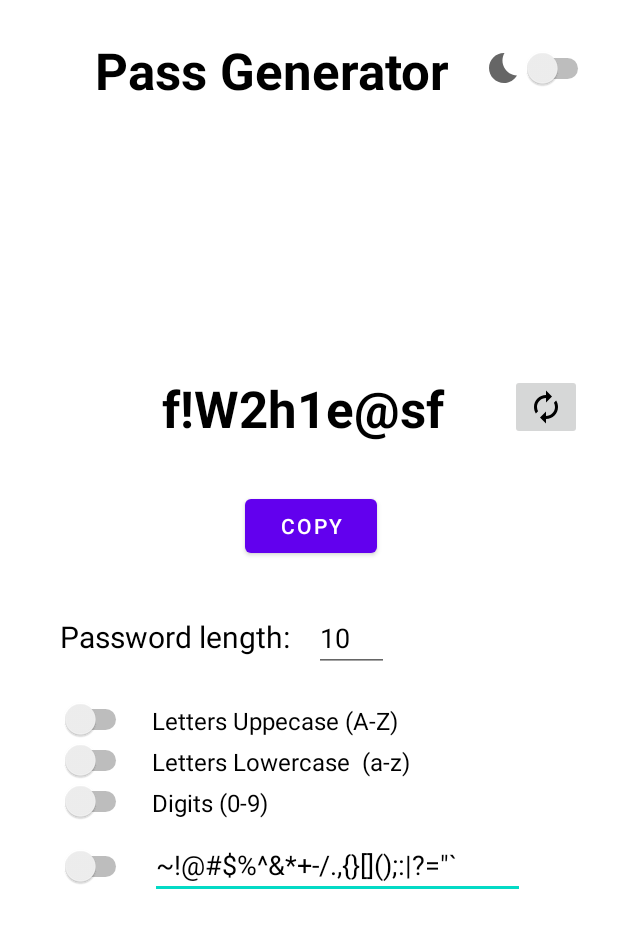
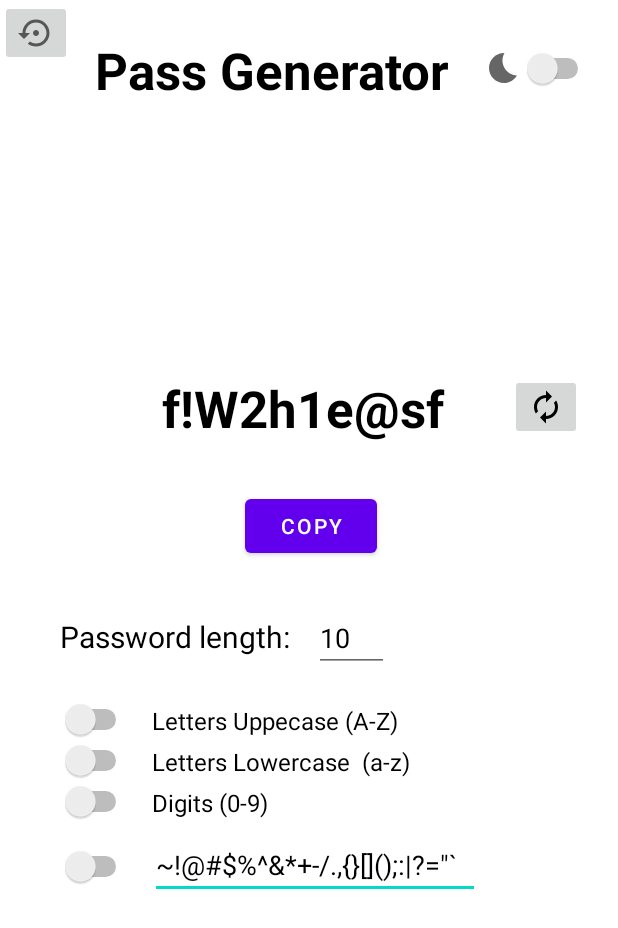
Before and after one commit to gustavodahora/pass-generator, an Android app: the layout activity_main.xml on its own in the app's theme, with its tools: preview values and no code run, on a phone screen of 412 x 824 dp. Shown: the top 928 px of the screen. Run offline under Robolectric (Android 15) with nearby library versions, the phone set to English and light mode, and no system bars.

Commit message:
Adding a function for special characters

```diff
--- /dev/null
+++ b/app/src/main/res/drawable/ic_baseline_settings_backup_restore_24.xml
@@ -0,0 +1,10 @@
+<vector xmlns:android="http://schemas.android.com/apk/res/android"
+    android:width="24dp"
+    android:height="24dp"
+    android:viewportWidth="24"
+    android:viewportHeight="24"
+    android:tint="?attr/colorControlNormal">
+  <path
+      android:fillColor="@android:color/white"
+      android:pathData="M14,12c0,-1.1 -0.9,-2 -2,-2s-2,0.9 -2,2 0.9,2 2,2 2,-0.9 2,-2zM12,3c-4.97,0 -9,4.03 -9,9L0,12l4,4 4,-4L5,12c0,-3.87 3.13,-7 7,-7s7,3.13 7,7 -3.13,7 -7,7c-1.51,0 -2.91,-0.49 -4.06,-1.3l-1.42,1.44C8.04,20.3 9.94,21 12,21c4.97,0 9,-4.03 9,-9s-4.03,-9 -9,-9z"/>
+</vector>
--- a/app/src/main/res/layout/activity_main.xml
+++ b/app/src/main/res/layout/activity_main.xml
@@ -100,7 +100,7 @@
         app:layout_constraintTop_toBottomOf="@+id/switchLower" />
 
     <Switch
-        android:id="@+id/switch5"
+        android:id="@+id/switchSpecial"
         android:layout_width="wrap_content"
         android:layout_height="wrap_content"
         android:layout_marginStart="40dp"
@@ -149,8 +149,8 @@
         app:layout_constraintTop_toTopOf="@+id/switchDigits" />
 
     <EditText
-        android:id="@+id/editTextTextPersonName"
-        android:layout_width="250dp"
+        android:id="@+id/special"
+        android:layout_width="220dp"
         android:layout_height="wrap_content"
         android:layout_marginStart="12dp"
         android:layout_marginLeft="12dp"
@@ -158,7 +158,7 @@
         android:ems="10"
         android:inputType="textPersonName"
         android:text='~!@#$%^&amp;*+-/.,\{}[]();:|?="`'
-        app:layout_constraintStart_toEndOf="@+id/switch5"
+        app:layout_constraintStart_toEndOf="@+id/switchSpecial"
         app:layout_constraintTop_toBottomOf="@+id/textView5" />
 
     <EditText
@@ -188,4 +188,12 @@
         app:layout_constraintStart_toStartOf="parent"
         app:layout_constraintTop_toBottomOf="@+id/button" />
 
+    <ImageButton
+        android:id="@+id/imageButton2"
+        android:layout_width="wrap_content"
+        android:layout_height="wrap_content"
+        app:srcCompat="@drawable/ic_baseline_settings_backup_restore_24"
+        tools:layout_editor_absoluteX="340dp"
+        tools:layout_editor_absoluteY="555dp" />
+
 </androidx.constraintlayout.widget.ConstraintLayout>
```
Also changed, not shown: app/src/main/java/com/example/passgenerator/MainActivity.kt (+45 -41 lines).
